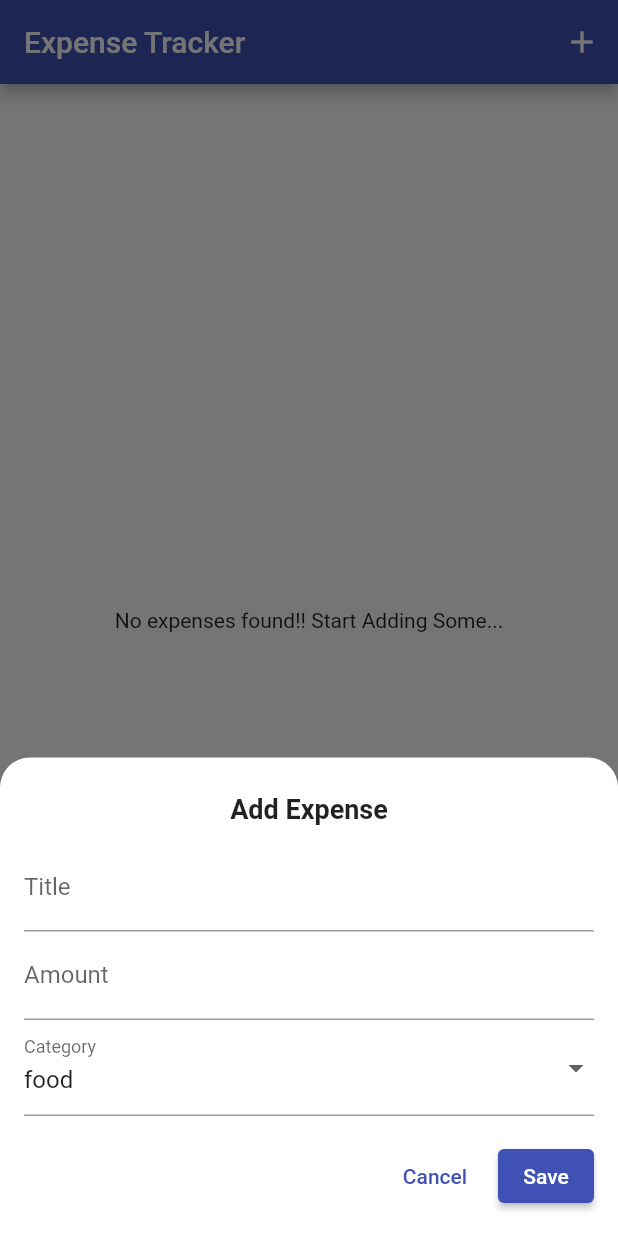
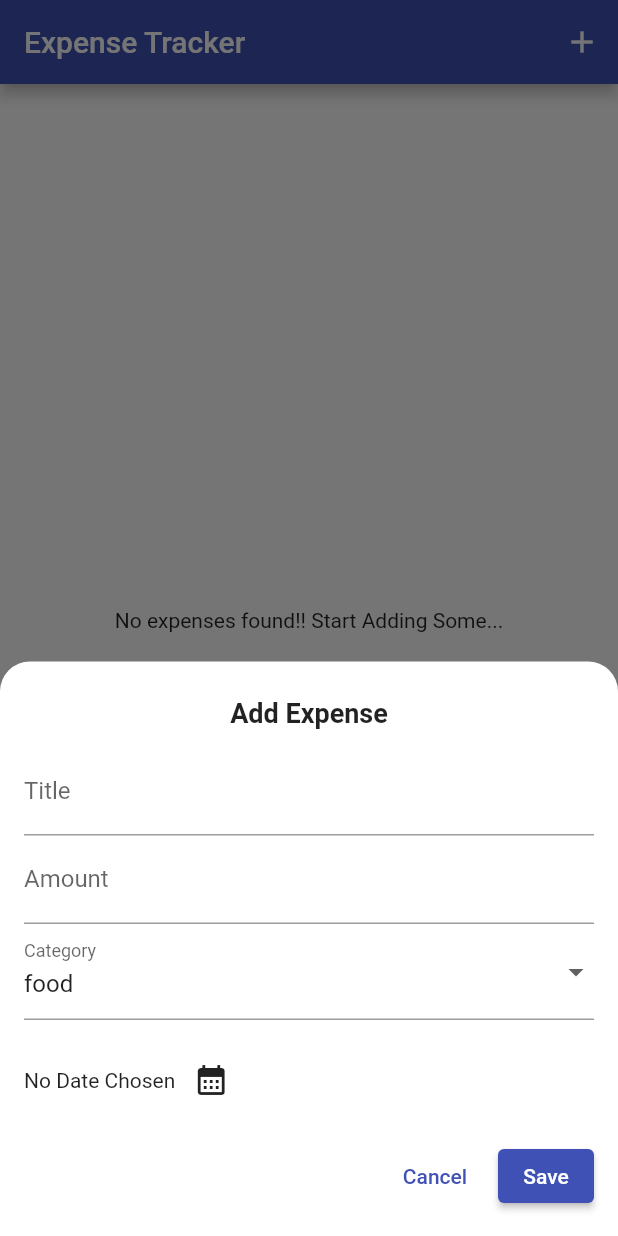
Before and after one commit to farihaarai/expense-tracker-flutter-bloc, a Flutter app: the screen it shows after launch, after a tap on the "add" icon, on a phone screen of 412 x 824 dp. Run offline on Flutter 3.47's test engine with Material 3 defaults, Android fonts, the phone set to English and light mode, and no system bars; our stand-ins replace copy_with_extension, equatable, fl_chart, flutter_bloc.

Commit message:
refactor: extract AddExpense form into separate file
- moved AddExpense code out of HomePage for better structure
- improved readability and maintainability

```diff
--- a/lib/app.dart
+++ b/lib/app.dart
@@ -8,14 +8,25 @@ class ExpenseTracker extends StatelessWidget {
 
   @override
   Widget build(BuildContext context) {
-    return MaterialApp(
-      debugShowCheckedModeBanner: false,
-      theme: ThemeData.from(
-        colorScheme: ColorScheme.fromSwatch(primarySwatch: Colors.indigo),
-        useMaterial3: false,
+    return BlocProvider(
+      create: (_) => ExpenseBloc(),
+      child: MaterialApp(
+        debugShowCheckedModeBanner: false,
+        theme: ThemeData.from(
+          colorScheme: ColorScheme.fromSwatch(primarySwatch: Colors.indigo),
+          useMaterial3: false,
+        ),
+        home: HomePage(),
       ),
-      home: BlocProvider(create: (_) => ExpenseBloc(), child: HomePage()),
-      // home: HomePage(),
     );
+    // return MaterialApp(
+    //   debugShowCheckedModeBanner: false,
+    //   theme: ThemeData.from(
+    //     colorScheme: ColorScheme.fromSwatch(primarySwatch: Colors.indigo),
+    //     useMaterial3: false,
+    //   ),
+    //   home: BlocProvider(create: (_) => ExpenseBloc(), child: HomePage()),
+    //   // home: HomePage(),
+    // );
   }
 }
--- a/lib/blocs/expense_state.dart
+++ b/lib/blocs/expense_state.dart
@@ -1,3 +1,4 @@
+import 'package:expense_tracker_bloc/models/category_total.dart';
 import 'package:expense_tracker_bloc/models/expense.dart';
 import 'package:equatable/equatable.dart';
 import 'package:copy_with_extension/copy_with_extension.dart';
@@ -8,12 +9,12 @@ part 'expense_state.g.dart';
 class ExpenseState extends Equatable {
   final List<Expense> expenses;
   final double totalAmount;
-  final Map<String, double> categoryTotals;
+  final List<CategoryTotal> categoryTotals;
 
   const ExpenseState({
     this.expenses = const [],
     this.totalAmount = 0.0,
-    this.categoryTotals = const {},
+    this.categoryTotals = const [],
   });
 
   @override
--- /dev/null
+++ b/lib/models/category_total.dart
@@ -0,0 +1,16 @@
+import 'package:equatable/equatable.dart';
+import 'package:copy_with_extension/copy_with_extension.dart';
+import 'package:expense_tracker_bloc/enums/expense_category.dart';
+
+part 'category_total.g.dart';
+
+@CopyWith()
+class CategoryTotal extends Equatable {
+  final ExpenseCategory category;
+  final double total;
+
+  const CategoryTotal({required this.category, required this.total});
+
+  @override
+  List<Object?> get props => [category, total];
+}
--- a/lib/ui/home_page.dart
+++ b/lib/ui/home_page.dart
@@ -1,12 +1,8 @@
-import 'package:expense_tracker_bloc/blocs/expense_bloc.dart';
-import 'package:expense_tracker_bloc/blocs/expense_event.dart';
-import 'package:expense_tracker_bloc/enums/expense_category.dart';
-import 'package:expense_tracker_bloc/models/expense.dart';
-import 'package:expense_tracker_bloc/models/expense_id_generator.dart';
+import 'package:expense_tracker_bloc/ui/widgets/add_expense_sheet.dart';
+// import 'package:expense_tracker_bloc/ui/widgets/category_chart.dart';
 import 'package:expense_tracker_bloc/ui/widgets/expense_list.dart';
 import 'package:expense_tracker_bloc/ui/widgets/total_expense.dart';
 import 'package:flutter/material.dart';
-import 'package:flutter_bloc/flutter_bloc.dart';
 
 class HomePage extends StatelessWidget {
   const HomePage({super.key});
@@ -19,7 +15,14 @@ class HomePage extends StatelessWidget {
         actions: [
           IconButton(
             onPressed: () {
-              _showAddExpenseBotttomSheet(context);
+              showModalBottomSheet(
+                context: context,
+                isScrollControlled: true,
+                shape: RoundedRectangleBorder(
+                  borderRadius: BorderRadius.vertical(top: Radius.circular(20)),
+                ),
+                builder: (_) => const AddExpenseSheet(),
+              );
             },
             icon: const Icon(Icons.add, color: Colors.white),
           ),
@@ -27,6 +30,8 @@ class HomePage extends StatelessWidget {
       ),
       body: Column(
         children: [
+          // Bar Chart
+          // CategoryChart(),
           // List of Expenses
           ExpenseList(),
           // Total Expenditure Amount
@@ -35,88 +40,4 @@ class HomePage extends StatelessWidget {
       ),
     );
   }
-
-  void _showAddExpenseBotttomSheet(BuildContext context) {
-    final titleController = TextEditingController();
-    final amountController = TextEditingController();
-    ExpenseCategory selectedCategory = ExpenseCategory.food;
-    void onSave() {
-      final title = titleController.text.trim();
-      final amount = double.tryParse(amountController.text) ?? 0.0;
-
-      if (title.isNotEmpty && amount > 0) {
-        final bloc = context.read<ExpenseBloc>();
-        final newId = ExpenseIdGenerator.getNextId();
-        final newExpense = Expense(
-          id: newId,
-          title: title,
-          amount: amount,
-          date: DateTime.now(),
-          category: selectedCategory,
-        );
-
-        bloc.add(AddExpense(newExpense));
-        Navigator.pop(context);
-      }
-    }
-
-    showModalBottomSheet(
-      context: context,
-      isScrollControlled: true,
-      shape: RoundedRectangleBorder(
-        borderRadius: BorderRadius.vertical(top: Radius.circular(20)),
-      ),
-      builder: (_) {
-        return Padding(
-          padding: EdgeInsets.only(
-            left: 16,
-            right: 16,
-            top: 24,
-            bottom: MediaQuery.of(context).viewInsets.bottom + 16,
-          ),
-          child: Column(
-            mainAxisSize: MainAxisSize.min,
-            children: [
-              const Text(
-                "Add Expense",
-                style: TextStyle(fontSize: 18, fontWeight: FontWeight.bold),
-              ),
-              const SizedBox(height: 12),
-              TextField(
-                controller: titleController,
-                decoration: const InputDecoration(labelText: "Title"),
-              ),
-              TextField(
-                controller: amountController,
-                decoration: const InputDecoration(labelText: "Amount"),
-                keyboardType: TextInputType.number,
-              ),
-              DropdownButtonFormField(
-                value: selectedCategory,
-                items: ExpenseCategory.values
-                    .map((c) => DropdownMenuItem(value: c, child: Text(c.name)))
-                    .toList(),
-                onChanged: (value) {
-                  if (value != null) selectedCategory = value;
-                },
-                decoration: const InputDecoration(labelText: "Category"),
-              ),
-              const SizedBox(height: 16),
-              Row(
-                mainAxisAlignment: MainAxisAlignment.end,
-                children: [
-                  TextButton(
-                    onPressed: () => Navigator.pop(context),
-                    child: Text("Cancel"),
-                  ),
-                  SizedBox(width: 10),
-                  ElevatedButton(onPressed: onSave, child: Text("Save")),
-                ],
-              ),
-            ],
-          ),
-        );
-      },
-    );
-  }
 }
--- /dev/null
+++ b/lib/ui/widgets/add_expense_sheet.dart
@@ -0,0 +1,154 @@
+import 'package:expense_tracker_bloc/blocs/expense_bloc.dart';
+import 'package:expense_tracker_bloc/blocs/expense_event.dart';
+import 'package:expense_tracker_bloc/blocs/expense_state.dart';
+import 'package:expense_tracker_bloc/enums/expense_category.dart';
+import 'package:expense_tracker_bloc/models/expense.dart';
+import 'package:expense_tracker_bloc/models/expense_id_generator.dart';
+import 'package:flutter/material.dart';
+import 'package:flutter_bloc/flutter_bloc.dart';
+
+class AddExpenseSheet extends StatefulWidget {
+  const AddExpenseSheet({super.key});
+
+  @override
+  State<AddExpenseSheet> createState() => _AddExpenseSheetState();
+}
+
+class _AddExpenseSheetState extends State<AddExpenseSheet> {
+  final titleController = TextEditingController();
+  final amountController = TextEditingController();
+  ExpenseCategory selectedCategory = ExpenseCategory.food;
+  DateTime? selectedDate;
+
+  void _presentDatePicker() async {
+    final now = DateTime.now();
+    final firstDate = DateTime(now.year - 1, now.month, now.day);
+    final pickedDate = await showDatePicker(
+      context: context,
+      initialDate: now,
+      firstDate: firstDate,
+      lastDate: now,
+    );
+
+    if (pickedDate != null) {
+      setState(() {
+        selectedDate = pickedDate;
+      });
+    }
+  }
+
+  void onSave() {
+    final title = titleController.text.trim();
+    final amount = double.tryParse(amountController.text) ?? 0.0;
+
+    if (title.isEmpty || amount <= 0 || selectedDate == null) {
+      // Show alert if input is invalid
+      showDialog(
+        context: context,
+        builder: (ctx) => AlertDialog(
+          title: const Text("Invalid Input"),
+          content: const Text(
+            "Please enter a valid title, amount, and select a date.",
+          ),
+          actions: [
+            TextButton(
+              onPressed: () => Navigator.pop(ctx),
+              child: const Text("OK"),
+            ),
+          ],
+        ),
+      );
+      return;
+    }
+    final bloc = context.read<ExpenseBloc>();
+    final newId = ExpenseIdGenerator.getNextId();
+    final newExpense = Expense(
+      id: newId,
+      title: title,
+      amount: amount,
+      date: selectedDate!,
+      category: selectedCategory,
+    );
+
+    bloc.add(AddExpense(newExpense));
+    Navigator.pop(context);
+  }
+
+  @override
+  void dispose() {
+    titleController.dispose();
+    amountController.dispose();
+    super.dispose();
+  }
+
+  @override
+  Widget build(BuildContext context) {
+    return BlocBuilder<ExpenseBloc, ExpenseState>(
+      builder: (context, state) {
+        return Padding(
+          padding: EdgeInsets.only(
+            left: 16,
+            right: 16,
+            top: 24,
+            bottom: MediaQuery.of(context).viewInsets.bottom + 16,
+          ),
+          child: Column(
+            mainAxisSize: MainAxisSize.min,
+            children: [
+              const Text(
+                "Add Expense",
+                style: TextStyle(fontSize: 18, fontWeight: FontWeight.bold),
+              ),
+              const SizedBox(height: 12),
+              TextField(
+                controller: titleController,
+                decoration: const InputDecoration(labelText: "Title"),
+              ),
+              TextField(
+                controller: amountController,
+                decoration: const InputDecoration(labelText: "Amount"),
+                keyboardType: TextInputType.number,
+              ),
+              DropdownButtonFormField(
+                value: selectedCategory,
+                items: ExpenseCategory.values
+                    .map((c) => DropdownMenuItem(value: c, child: Text(c.name)))
+                    .toList(),
+                onChanged: (value) {
+                  if (value != null) selectedCategory = value;
+                },
+                decoration: const InputDecoration(labelText: "Category"),
+              ),
+              const SizedBox(height: 16),
+              Row(
+                children: [
+                  Text(
+                    selectedDate == null
+                        ? "No Date Chosen"
+                        : selectedDate!.toLocal().toString().split(' ')[0],
+                  ),
+                  IconButton(
+                    onPressed: _presentDatePicker,
+                    icon: const Icon(Icons.calendar_month),
+                  ),
+                ],
+              ),
+              const SizedBox(height: 16),
+              Row(
+                mainAxisAlignment: MainAxisAlignment.end,
+                children: [
+                  TextButton(
+                    onPressed: () => Navigator.pop(context),
+                    child: Text("Cancel"),
+                  ),
+                  SizedBox(width: 10),
+                  ElevatedButton(onPressed: onSave, child: Text("Save")),
+                ],
+              ),
+            ],
+          ),
+        );
+      },
+    );
+  }
+}
--- a/lib/ui/widgets/total_expense.dart
+++ b/lib/ui/widgets/total_expense.dart
@@ -21,7 +21,7 @@ class TotalExpense extends StatelessWidget {
                 style: TextStyle(fontSize: 18, fontWeight: FontWeight.bold),
               ),
               Text(
-                "\$${state.totalAmount.toStringAsFixed(2)}",
+                "₹${state.totalAmount.toStringAsFixed(2)}",
                 style: const TextStyle(
                   fontSize: 18,
                   fontWeight: FontWeight.bold,
```
Also changed, not shown: lib/ui/widgets/category_chart.dart (+25 -0 lines), lib/blocs/expense_state.g.dart, lib/models/category_total.g.dart (added).
